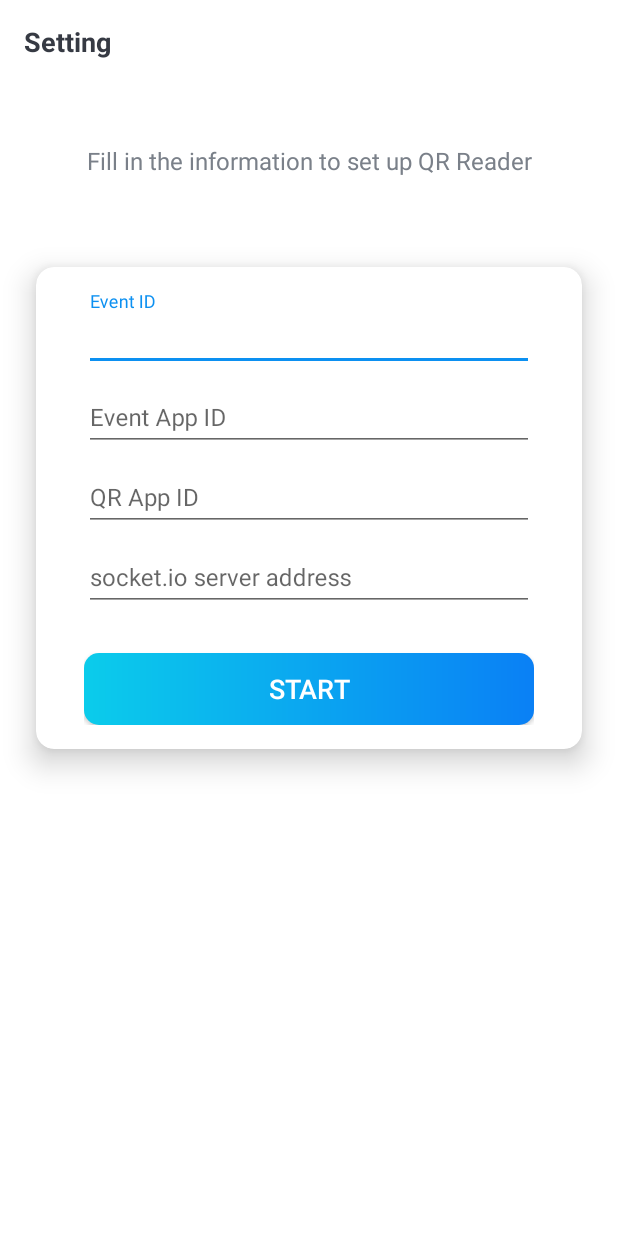
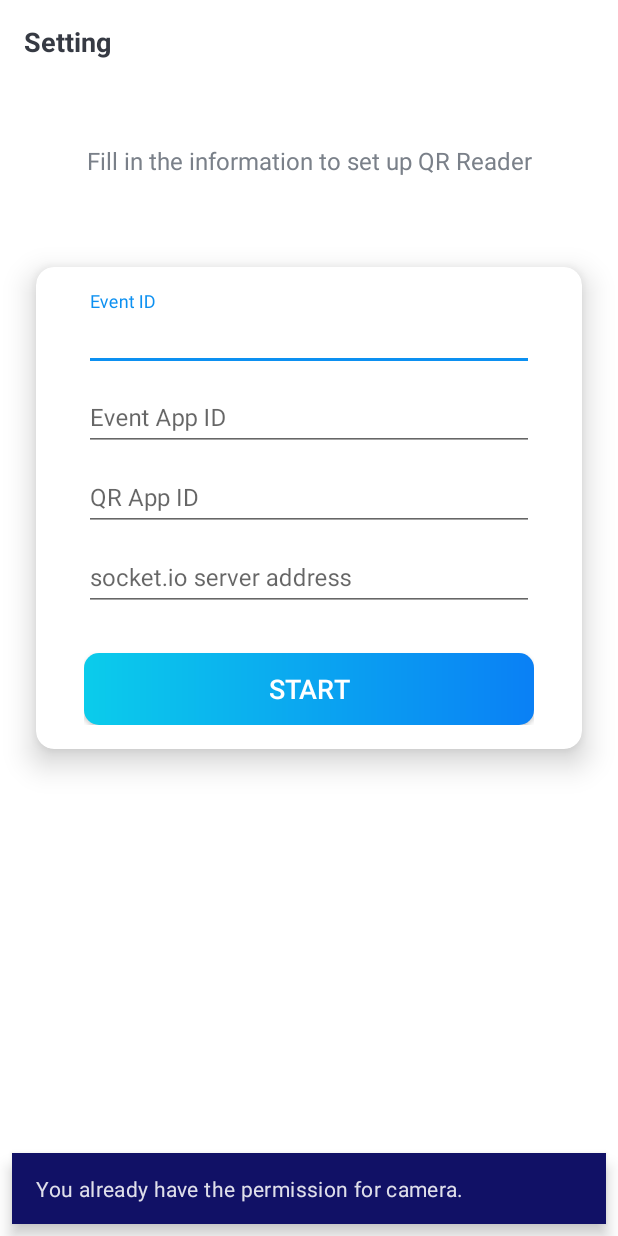
Before and after one commit to withel21/qr-entrance-control, an Android app: the first screen one second after launch (MainActivity), on a phone screen of 412 x 824 dp. Run offline under Robolectric (Android 15) with nearby library versions, the phone set to English and light mode, and no system bars.

Commit message:
Add qrcode reader & socket.io dependency

```diff
--- a/QREntranceReader/app/build.gradle
+++ b/QREntranceReader/app/build.gradle
@@ -36,7 +36,10 @@ android {
 }
 
 dependencies {
-
+    implementation 'com.journeyapps:zxing-android-embedded:4.3.0'
+    implementation ('io.socket:socket.io-client:2.0.0') {
+        exclude group: 'org.json', module: 'json'
+    }
     implementation 'androidx.core:core-ktx:1.7.0'
     implementation 'androidx.appcompat:appcompat:1.3.0'
     implementation 'com.google.android.material:material:1.4.0'
--- a/QREntranceReader/app/src/main/java/com/example/qrentrancereader/activities/BaseActivity.kt
+++ b/QREntranceReader/app/src/main/java/com/example/qrentrancereader/activities/BaseActivity.kt
@@ -32,4 +32,11 @@ open class BaseActivity : AppCompatActivity() {
         snackBarView.setBackgroundColor(ContextCompat.getColor(this, R.color.snackbar_error_color))
         snackBar.show()
     }
+
+    fun showInfoSnackBar(message: String) {
+        val snackBar = Snackbar.make(findViewById(android.R.id.content), message, Snackbar.LENGTH_LONG)
+        val snackBarView = snackBar.view
+        snackBarView.setBackgroundColor(ContextCompat.getColor(this, R.color.snackbar_info_color))
+        snackBar.show()
+    }
 }
--- a/QREntranceReader/app/src/main/java/com/example/qrentrancereader/activities/MainActivity.kt
+++ b/QREntranceReader/app/src/main/java/com/example/qrentrancereader/activities/MainActivity.kt
@@ -1,8 +1,13 @@
 package com.example.qrentrancereader.activities
 
+import android.Manifest
+import android.content.Intent
+import android.content.pm.PackageManager
 import androidx.appcompat.app.AppCompatActivity
 import android.os.Bundle
 import android.view.WindowManager
+import androidx.core.app.ActivityCompat
+import androidx.core.content.ContextCompat
 import com.example.qrentrancereader.databinding.ActivityMainBinding
 
 class MainActivity : BaseActivity() {
@@ -22,6 +27,8 @@ class MainActivity : BaseActivity() {
         }
 
         setSupportActionBar(binding.toolBarMain)
+
+        checkPermission()
     }
 
     private fun startQrReaderApp() {
@@ -31,6 +38,40 @@ class MainActivity : BaseActivity() {
         val serverAddres: String = binding.etServerAddress.text.toString().trim { it <= ' ' }
 
         // TODO:
+
+        // Temporarily goto QRReadActivity
+        startActivity(Intent(this, QRReadActivity::class.java))
+    }
+
+    private fun checkPermission() {
+        if (ContextCompat.checkSelfPermission(this, Manifest.permission.CAMERA) == PackageManager.PERMISSION_GRANTED) {
+            showInfoSnackBar("You already have the permission for camera.")
+        } else {
+            // Request Permission
+            ActivityCompat.requestPermissions(this, arrayOf(Manifest.permission.CAMERA), CAMERA_PERMISSON_CODE)
+        }
+
+    }
+
+    override fun onRequestPermissionsResult(
+        requestCode: Int,
+        permissions: Array<out String>,
+        grantResults: IntArray
+    ) {
+        super.onRequestPermissionsResult(requestCode, permissions, grantResults)
+
+        if (requestCode == CAMERA_PERMISSON_CODE) {
+            if (grantResults.isNotEmpty() && grantResults[0] == PackageManager.PERMISSION_GRANTED) {
+                showInfoSnackBar("Permission granted for camera.")
+            } else {
+                showInfoSnackBar("Oops, you just denied the permission for camera. You can also allow it form settings.")
+            }
+        }
+    }
+
+
+    companion object {
+        private const val CAMERA_PERMISSON_CODE = 1
     }
 
 }
--- a/QREntranceReader/app/src/main/res/values/colors.xml
+++ b/QREntranceReader/app/src/main/res/values/colors.xml
@@ -16,6 +16,7 @@
     <color name="secondary_text_color">#FF7A8089</color>
 
     <color name="snackbar_error_color">#FFF72400</color>
+    <color name="snackbar_info_color">#FF111166</color>
 
     <color name="divider_color">#FFEAEAEA</color>
 </resources>
```
Also changed, not shown: QREntranceReader/app/src/main/AndroidManifest.xml (+8 -0 lines), QREntranceReader/app/src/main/java/com/example/qrentrancereader/activities/QRReadActivity.kt (added, +63 -0 lines), QREntranceReader/app/src/main/res/layout/activity_qrread.xml (added, +54 -0 lines).
